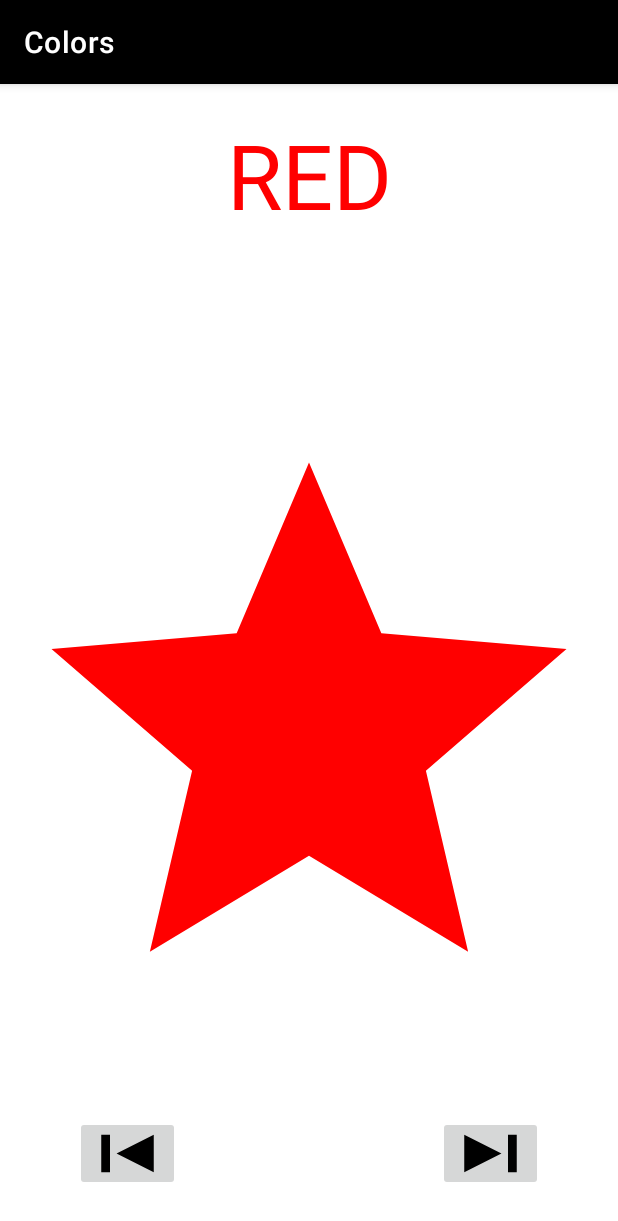
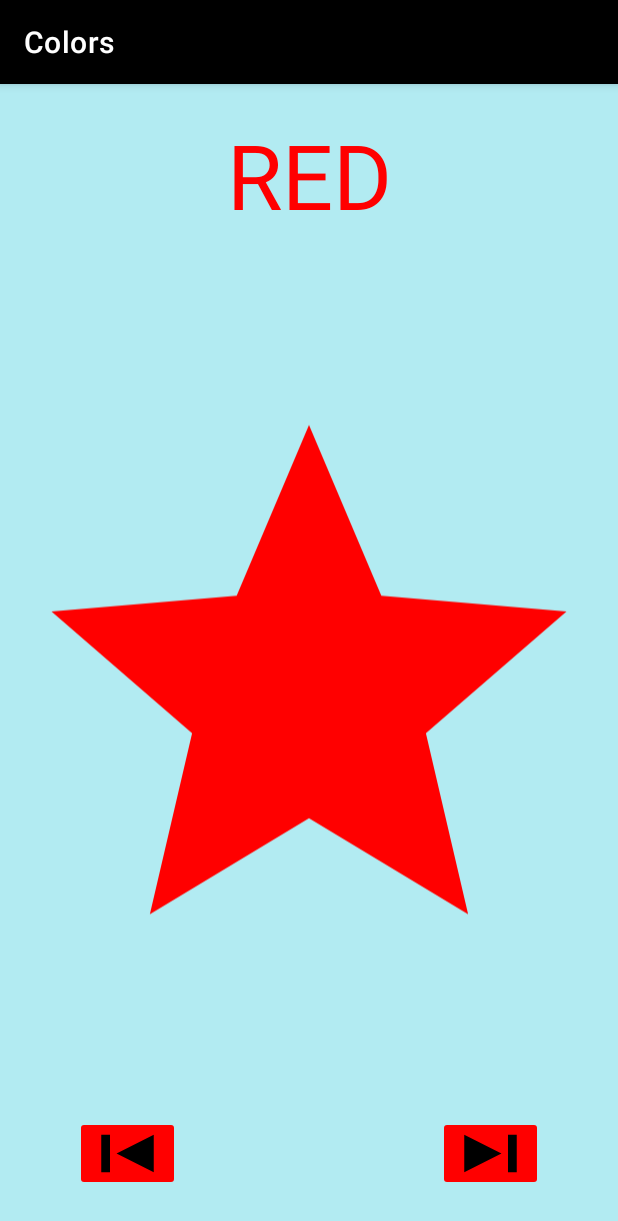
Before and after one commit to Mahreen-Asama/MC-Color-Recognizer-App, an Android app: the screen it shows after launch (ColorActivity), on a phone screen of 412 x 824 dp. Shown: the top 1221 px of the screen. Run offline under Robolectric (Android 15) with nearby library versions, the phone set to English and light mode, and no system bars.

Commit message:
btns color added

```diff
--- a/app/src/main/res/drawable/ic_baseline_star_24.xml
+++ b/app/src/main/res/drawable/ic_baseline_star_24.xml
@@ -1,4 +1,4 @@
-<vector android:height="24dp" android:tint="#FF0000"
+<vector android:height="24dp" android:tint="#FFFF00"
     android:viewportHeight="24" android:viewportWidth="24"
     android:width="24dp" xmlns:android="http://schemas.android.com/apk/res/android">
     <path android:fillColor="@android:color/white" android:pathData="M12,17.27L18.18,21l-1.64,-7.03L22,9.24l-7.19,-0.61L12,2 9.19,8.63 2,9.24l5.46,4.73L5.82,21z"/>
--- a/app/src/main/res/layout/activity_color.xml
+++ b/app/src/main/res/layout/activity_color.xml
@@ -5,6 +5,7 @@
     android:id="@+id/constraintLayout"
     android:layout_width="match_parent"
     android:layout_height="match_parent"
+    android:background="#B2EBF2"
     tools:context=".ColorActivity">
 
     <ImageView
@@ -12,11 +13,14 @@
         android:layout_width="0dp"
         android:layout_height="0dp"
         android:layout_marginTop="80dp"
+        android:layout_marginBottom="50dp"
+        android:tint="@color/red"
         app:layout_constraintBottom_toBottomOf="parent"
         app:layout_constraintEnd_toEndOf="parent"
         app:layout_constraintStart_toStartOf="parent"
         app:layout_constraintTop_toTopOf="parent"
-        app:srcCompat="@drawable/ic_baseline_star_24" />
+        app:srcCompat="@drawable/ic_baseline_star_24"
+        tools:ignore="UseAppTint" />
 
     <TextView
         android:id="@+id/name"
@@ -36,6 +40,7 @@
         android:layout_height="50dp"
         android:layout_marginStart="50dp"
         android:layout_marginBottom="30dp"
+        android:backgroundTint="#FF0000"
         android:foreground="@drawable/ic_baseline_skip_previous_24"
         android:foregroundTint="#000000"
         app:layout_constraintBottom_toBottomOf="parent"
@@ -48,6 +53,7 @@
         android:layout_height="50dp"
         android:layout_marginEnd="50dp"
         android:layout_marginBottom="30dp"
+        android:backgroundTint="#FF0000"
         android:foreground="@drawable/ic_baseline_skip_next_24"
         android:foregroundTint="#000000"
         app:layout_constraintBottom_toBottomOf="parent"
--- a/app/src/main/res/values/colors.xml
+++ b/app/src/main/res/values/colors.xml
@@ -7,4 +7,9 @@
     <color name="teal_700">#FF018786</color>
     <color name="black">#FF000000</color>
     <color name="white">#FFFFFFFF</color>
+    <color name="red">#FFFF0000</color>
+    <color name="purple">#6A0DAD</color>
+    <color name="brown">#964B00</color>
+    <color name="orange">#FFA500</color>
+    <color name="pink">#FF1493</color>
 </resources>
```
Also changed, not shown: app/src/main/java/com/example/colorrecognizerforkids/ColorActivity.java (+35 -4 lines).
